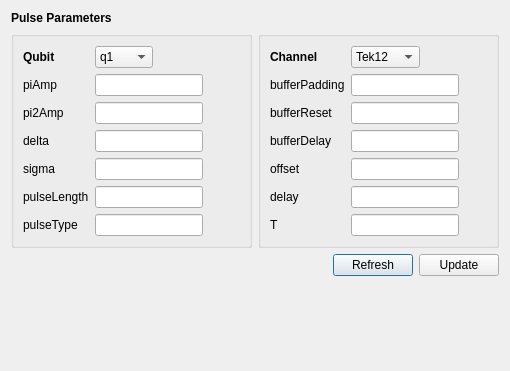
This is experiments/muWaveDetection/src/pulseParamGUI.ui in BBN-Q/Qlab as Qt 5 draws it before an edit. The edited form follows.
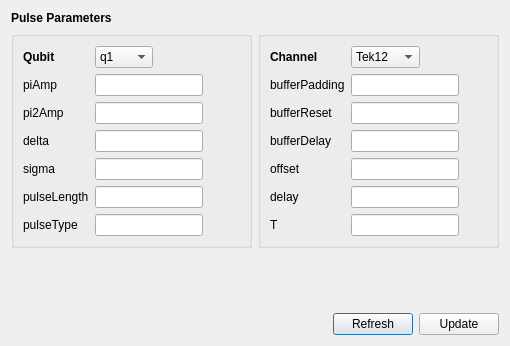
This is the edited form.

Commit message: Renamed window.

Diff of the .ui file:
```diff
--- a/experiments/muWaveDetection/src/pulseParamGUI.ui
+++ b/experiments/muWaveDetection/src/pulseParamGUI.ui
@@ -7,7 +7,7 @@
     <x>0</x>
     <y>0</y>
     <width>510</width>
-    <height>371</height>
+    <height>346</height>
    </rect>
   </property>
   <property name="windowTitle">
@@ -288,6 +288,19 @@
      </item>
     </layout>
    </item>
+   <item>
+    <spacer name="verticalSpacer">
+     <property name="orientation">
+      <enum>Qt::Vertical</enum>
+     </property>
+     <property name="sizeHint" stdset="0">
+      <size>
+       <width>20</width>
+       <height>12</height>
+      </size>
+     </property>
+    </spacer>
+   </item>
    <item>
     <layout class="QHBoxLayout" name="horizontalLayout_4">
      <item>
@@ -319,19 +332,6 @@
      </item>
     </layout>
    </item>
-   <item>
-    <spacer name="verticalSpacer">
-     <property name="orientation">
-      <enum>Qt::Vertical</enum>
-     </property>
-     <property name="sizeHint" stdset="0">
-      <size>
-       <width>20</width>
-       <height>12</height>
-      </size>
-     </property>
-    </spacer>
-   </item>
   </layout>
   <zorder>updateButton</zorder>
   <zorder>refreshButton</zorder>
```
Left out of the diff: 13 changed lines with no effect on the pictures. The commit also changes 1 other file.
